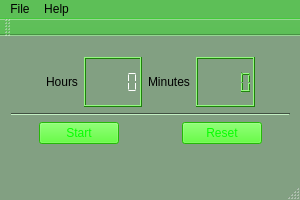
This is puncher.ui in LuisFilipeDias/puncher as Qt 5 draws it before an edit. The edited form follows.
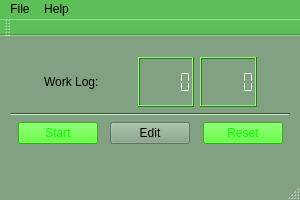
This is the edited form.

Commit message: Add: added functionality to edit current counting value with signal/slot

```diff
--- a/puncher.ui
+++ b/puncher.ui
@@ -456,7 +456,7 @@
    <enum>QTabWidget::Rounded</enum>
   </property>
   <widget class="QWidget" name="centralWidget">
-   <widget class="QWidget" name="">
+   <widget class="QWidget" name="layoutWidget">
     <property name="geometry">
      <rect>
       <x>0</x>
@@ -483,11 +483,30 @@
        </item>
        <item>
         <widget class="QLabel" name="label">
+         <property name="font">
+          <font>
+           <weight>50</weight>
+           <bold>false</bold>
+          </font>
+         </property>
          <property name="text">
-          <string>Hours</string>
+          <string>Work Log:</string>
          </property>
         </widget>
        </item>
+       <item>
+        <spacer name="horizontalSpacer_7">
+         <property name="orientation">
+          <enum>Qt::Horizontal</enum>
+         </property>
+         <property name="sizeHint" stdset="0">
+          <size>
+           <width>40</width>
+           <height>20</height>
+          </size>
+         </property>
+        </spacer>
+       </item>
        <item>
         <widget class="QLCDNumber" name="lcdNumber">
          <property name="enabled">
@@ -939,15 +958,11 @@
          </property>
         </widget>
        </item>
-       <item>
-        <widget class="QLabel" name="label_2">
-         <property name="text">
-          <string>Minutes</string>
-         </property>
-        </widget>
-       </item>
        <item>
         <widget class="QLCDNumber" name="lcdNumber_secs">
+         <property name="enabled">
+          <bool>true</bool>
+         </property>
          <property name="sizePolicy">
           <sizepolicy hsizetype="Minimum" vsizetype="Minimum">
            <horstretch>0</horstretch>
@@ -1032,6 +1047,15 @@
               </color>
              </brush>
             </colorrole>
+            <colorrole role="BrightText">
+             <brush brushstyle="SolidPattern">
+              <color alpha="255">
+               <red>255</red>
+               <green>255</green>
+               <blue>255</blue>
+              </color>
+             </brush>
+            </colorrole>
             <colorrole role="ButtonText">
              <brush brushstyle="SolidPattern">
               <color alpha="255">
@@ -1059,6 +1083,15 @@
               </color>
              </brush>
             </colorrole>
+            <colorrole role="Shadow">
+             <brush brushstyle="SolidPattern">
+              <color alpha="255">
+               <red>0</red>
+               <green>0</green>
+               <blue>0</blue>
+              </color>
+             </brush>
+            </colorrole>
             <colorrole role="AlternateBase">
              <brush brushstyle="SolidPattern">
               <color alpha="245">
@@ -1068,6 +1101,24 @@
               </color>
              </brush>
             </colorrole>
+            <colorrole role="ToolTipBase">
+             <brush brushstyle="SolidPattern">
+              <color alpha="255">
+               <red>255</red>
+               <green>255</green>
+               <blue>220</blue>
+              </color>
+             </brush>
+            </colorrole>
+            <colorrole role="ToolTipText">
+             <brush brushstyle="SolidPattern">
+              <color alpha="255">
+               <red>0</red>
+               <green>0</green>
+               <blue>0</blue>
+              </color>
+             </brush>
+            </colorrole>
            </active>
            <inactive>
             <colorrole role="WindowText">
@@ -1133,6 +1184,15 @@
               </color>
              </brush>
             </colorrole>
+            <colorrole role="BrightText">
+             <brush brushstyle="SolidPattern">
+              <color alpha="255">
+               <red>255</red>
+               <green>255</green>
+               <blue>255</blue>
+              </color>
+             </brush>
+            </colorrole>
             <colorrole role="ButtonText">
              <brush brushstyle="SolidPattern">
               <color alpha="255">
@@ -1160,6 +1220,15 @@
               </color>
              </brush>
             </colorrole>
+            <colorrole role="Shadow">
+             <brush brushstyle="SolidPattern">
+              <color alpha="255">
+               <red>0</red>
+               <green>0</green>
+               <blue>0</blue>
+              </color>
+             </brush>
+            </colorrole>
             <colorrole role="AlternateBase">
              <brush brushstyle="SolidPattern">
               <color alpha="245">
@@ -1169,6 +1238,24 @@
               </color>
              </brush>
             </colorrole>
+            <colorrole role="ToolTipBase">
+             <brush brushstyle="SolidPattern">
+              <color alpha="255">
+               <red>255</red>
+               <green>255</green>
+               <blue>220</blue>
+              </color>
+             </brush>
+            </colorrole>
+            <colorrole role="ToolTipText">
+             <brush brushstyle="SolidPattern">
+              <color alpha="255">
+               <red>0</red>
+               <green>0</green>
+               <blue>0</blue>
+              </color>
+             </brush>
+            </colorrole>
            </inactive>
            <disabled>
             <colorrole role="WindowText">
@@ -1234,6 +1321,15 @@
               </color>
              </brush>
             </colorrole>
+            <colorrole role="BrightText">
+             <brush brushstyle="SolidPattern">
+              <color alpha="255">
+               <red>255</red>
+               <green>255</green>
+               <blue>255</blue>
+              </color>
+             </brush>
+            </colorrole>
             <colorrole role="ButtonText">
              <brush brushstyle="SolidPattern">
               <color alpha="236">
@@ -1261,6 +1357,15 @@
               </color>
              </brush>
             </colorrole>
+            <colorrole role="Shadow">
+             <brush brushstyle="SolidPattern">
+              <color alpha="255">
+               <red>0</red>
+               <green>0</green>
+               <blue>0</blue>
+              </color>
+             </brush>
+            </colorrole>
             <colorrole role="AlternateBase">
              <brush brushstyle="SolidPattern">
               <color alpha="236">
@@ -1270,9 +1375,38 @@
               </color>
              </brush>
             </colorrole>
+            <colorrole role="ToolTipBase">
+             <brush brushstyle="SolidPattern">
+              <color alpha="255">
+               <red>255</red>
+               <green>255</green>
+               <blue>220</blue>
+              </color>
+             </brush>
+            </colorrole>
+            <colorrole role="ToolTipText">
+             <brush brushstyle="SolidPattern">
+              <color alpha="255">
+               <red>0</red>
+               <green>0</green>
+               <blue>0</blue>
+              </color>
+             </brush>
+            </colorrole>
            </disabled>
           </palette>
          </property>
+         <property name="font">
+          <font>
+           <pointsize>15</pointsize>
+          </font>
+         </property>
+         <property name="frameShape">
+          <enum>QFrame::Box</enum>
+         </property>
+         <property name="segmentStyle">
+          <enum>QLCDNumber::Flat</enum>
+         </property>
         </widget>
        </item>
        <item>
@@ -1747,6 +1881,13 @@
          </property>
         </spacer>
        </item>
+       <item>
+        <widget class="QPushButton" name="editButton">
+         <property name="text">
+          <string>Edit</string>
+         </property>
+        </widget>
+       </item>
        <item>
         <spacer name="horizontalSpacer_6">
          <property name="orientation">
```
Left out of the diff: 2 changed lines with no effect on the pictures. The commit also changes 11 other files.
